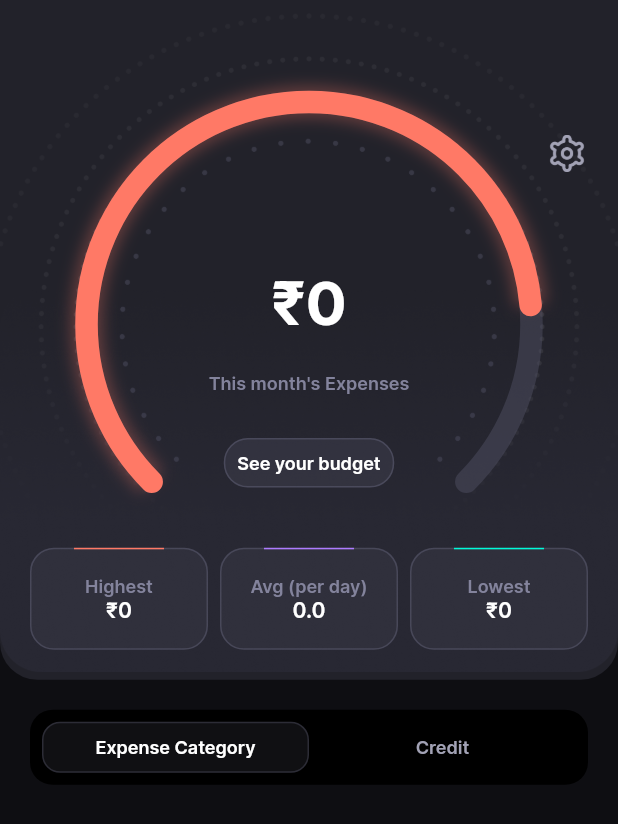
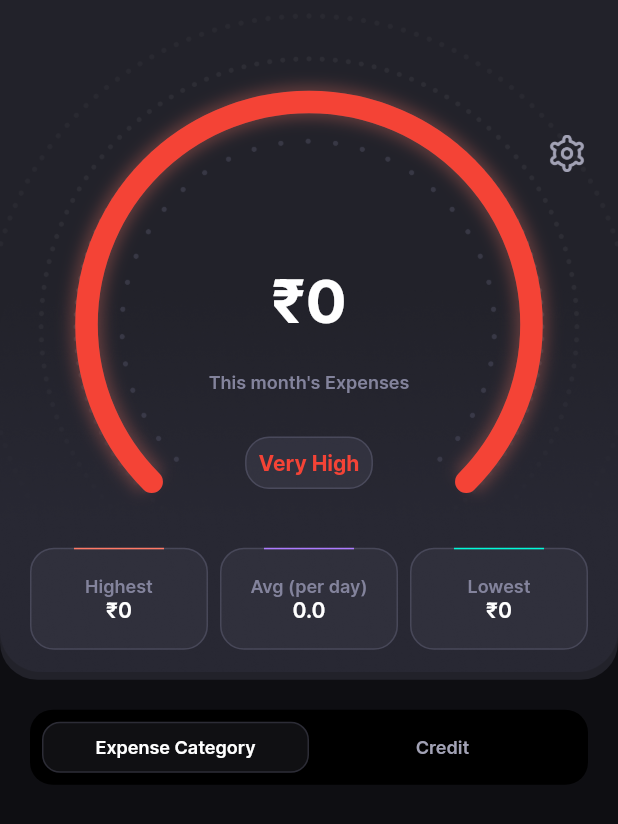
Before and after one commit to simonmhp/FinanceFlow, a Flutter app: the HomeView screen opened directly, after a tap on "Expense Category", on a phone screen of 412 x 824 dp. Shown: the top 824 px of the screen. Run offline on Flutter 3.47's test engine with Material 3 defaults, Android fonts, the phone set to English and light mode, and no system bars; our stand-ins replace carousel_slider, cloud_firestore, dotted_border, firebase_auth, firebase_core, fluttertoast and 2 more; accounts and stored records are empty.

Commit message:
HomeView custom arc fixed

```diff
--- a/lib/common_widget/custom_arc_painter.dart
+++ b/lib/common_widget/custom_arc_painter.dart
@@ -1,29 +1,70 @@
 import 'package:flutter/material.dart';
-import 'package:vector_math/vector_math.dart';
+import 'package:vector_math/vector_math.dart' as vm; // Added a prefix
 import '../common/color_extension.dart';
 
 class CustomArcPainter extends CustomPainter {
-
   final double start;
-  final double end;
+  final double end; // The end angle for the arc
   final double width;
   final double blurWidth;
 
-  CustomArcPainter({this.start = 0, this.end = 270, this.width = 15, this.blurWidth = 6});
+  CustomArcPainter({
+    this.start = 0,
+    this.end = 270, // This will correspond to the arc's angle
+    this.width = 15,
+    this.blurWidth = 6,
+  });
+
+  // Method to determine the gradient color based on the arc percentage
+  LinearGradient getGradientColor() {
+    // Convert 'end' (which is an angle) to a percentage
+    double percentage = (end / 270) * 100;
+
+    // Apply color based on the percentage value
+    if (percentage <= 20) {
+      return LinearGradient(
+        colors: [Colors.green, Colors.green],
+        begin: Alignment.topCenter,
+        end: Alignment.bottomCenter,
+      );
+    } else if (percentage <= 40) {
+      return LinearGradient(
+        colors: [Colors.green[800]!, Colors.green[800]!], // Dark Green
+        begin: Alignment.topCenter,
+        end: Alignment.bottomCenter,
+      );
+    } else if (percentage <= 60) {
+      return LinearGradient(
+        colors: [Colors.orange, Colors.orange],
+        begin: Alignment.topCenter,
+        end: Alignment.bottomCenter,
+      );
+    } else if (percentage <= 80) {
+      return LinearGradient(
+        colors: [Colors.red[200]!, Colors.red[200]!], // Light Red
+        begin: Alignment.topCenter,
+        end: Alignment.bottomCenter,
+      );
+    } else {
+      return LinearGradient(
+        colors: [Colors.red, Colors.red],
+        begin: Alignment.topCenter,
+        end: Alignment.bottomCenter,
+      );
+    }
+  }
 
   @override
   void paint(Canvas canvas, Size size) {
     var rect = Rect.fromCircle(
-        center: Offset(size.width / 2, size.height / 2),
-        radius: size.width / 2);
+      center: Offset(size.width / 2, size.height / 2),
+      radius: size.width / 2,
+    );
 
-    var gradientColor = LinearGradient(
-        colors: [TColor.secondary,  TColor.secondary],
-        begin: Alignment.topCenter,
-        end: Alignment.bottomCenter);
+    // Use the gradient color based on the arc percentage
+    var gradientColor = getGradientColor();
 
     Paint activePaint = Paint()..shader = gradientColor.createShader(rect);
-
     activePaint.style = PaintingStyle.stroke;
     activePaint.strokeWidth = width;
     activePaint.strokeCap = StrokeCap.round;
@@ -35,21 +76,26 @@ class CustomArcPainter extends CustomPainter {
     backgroundPaint.strokeCap = StrokeCap.round;
 
     Paint shadowPaint = Paint()
-        ..color = TColor.secondary.withOpacity(0.3)
-        ..style = PaintingStyle.stroke
-        ..strokeWidth = width + blurWidth
-        ..maskFilter = const MaskFilter.blur(BlurStyle.normal, 5);
+      ..color = TColor.secondary.withOpacity(0.3)
+      ..style = PaintingStyle.stroke
+      ..strokeWidth = width + blurWidth
+      ..maskFilter = const MaskFilter.blur(BlurStyle.normal, 5);
 
     var startVal = 135.0 + start;
 
-    canvas.drawArc(rect, radians(startVal) , radians(270), false, backgroundPaint);
+    // Draw the background arc (full 270 degrees)
+    canvas.drawArc(rect, vm.radians(startVal), vm.radians(270), false,
+        backgroundPaint); // Prefix for radians
 
-    //Draw Shadow Arc
+    // Draw the shadow arc
     Path path = Path();
-    path.addArc(rect, radians(startVal) , radians(end));
-    canvas.drawPath(path, shadowPaint );
+    path.addArc(
+        rect, vm.radians(startVal), vm.radians(end)); // Prefix for radians
+    canvas.drawPath(path, shadowPaint);
 
-    canvas.drawArc(rect, radians(startVal), radians(end), false, activePaint);
+    // Draw the active arc
+    canvas.drawArc(rect, vm.radians(startVal), vm.radians(end), false,
+        activePaint); // Prefix for radians
   }
 
   @override
--- a/lib/view/home/home_view.dart
+++ b/lib/view/home/home_view.dart
@@ -24,6 +24,38 @@ class _HomeViewState extends State<HomeView> {
   double highestExpense = 0.0;
   double lowestExpense = 0.0;
   double monthTotalExpense = 0.0; // Variable to hold the highest expense
+  double monthTotal = 0.0;
+  double percentage = 0.0;
+  double arcEndValue = 0.0;
+
+  Color getCategoryColor() {
+    if (percentage <= 20) {
+      return Colors.green;
+    } else if (percentage <= 40) {
+      return Colors.green[800]!; // Dark Green
+    } else if (percentage <= 60) {
+      return Colors.orange;
+    } else if (percentage <= 80) {
+      return Colors.red[200]!; // Light Red
+    } else {
+      return Colors.red;
+    }
+  }
+
+  // Function to determine category based on percentage
+  String getCategory() {
+    if (percentage <= 20) {
+      return "Super Low";
+    } else if (percentage <= 40) {
+      return "Low";
+    } else if (percentage <= 60) {
+      return "Moderate";
+    } else if (percentage <= 80) {
+      return "High";
+    } else {
+      return "Very High";
+    }
+  }
 
   @override
   void initState() {
@@ -37,7 +69,12 @@ class _HomeViewState extends State<HomeView> {
     // Fetch highest expense for the current month
     highestExpense = await dbHelper.getMonthHighestExpense();
     lowestExpense = await dbHelper.getMonthLowestExpense();
-    monthTotalExpense = await dbHelper.getMonthCreditTotalExpense();
+    monthTotalExpense = await dbHelper.getMonthDebitTotalExpense();
+    monthTotal = await dbHelper.getMonthTotal();
+    percentage = (monthTotalExpense * 100) / monthTotal;
+    percentage = percentage > 100 ? 100 : percentage;
+    arcEndValue = (percentage * 270) / 100;
+    arcEndValue = arcEndValue.clamp(0, 270);
 
     if (isSubscription) {
       List<Map<String, dynamic>> data = await dbHelper
@@ -86,7 +123,7 @@ class _HomeViewState extends State<HomeView> {
                         width: media.width * 0.72,
                         height: media.width * 0.72,
                         child: CustomPaint(
-                          painter: CustomArcPainter(end: 220),
+                          painter: CustomArcPainter(end: arcEndValue),
                         ),
                       ),
                       Padding(
@@ -140,7 +177,9 @@ class _HomeViewState extends State<HomeView> {
                       ),
                       SizedBox(height: media.width * 0.07),
                       InkWell(
-                        onTap: () {},
+                        onTap: () {
+                          // Handle the onTap action if needed
+                        },
                         child: Container(
                           padding: const EdgeInsets.all(8),
                           decoration: BoxDecoration(
@@ -151,11 +190,11 @@ class _HomeViewState extends State<HomeView> {
                             borderRadius: BorderRadius.circular(16),
                           ),
                           child: Text(
-                            "See your budget",
+                            getCategory(), // Use the category text
                             style: TextStyle(
-                              color: TColor.white,
-                              fontSize: 12,
-                              fontWeight: FontWeight.w600,
+                              color: getCategoryColor(), // Use category color
+                              fontSize: 14,
+                              fontWeight: FontWeight.w700,
                             ),
                           ),
                         ),
@@ -339,78 +378,4 @@ class _HomeViewState extends State<HomeView> {
       ),
     );
   }
-
-  // String formatIndianCurrency(double amount) {
-  //   // Convert the amount to an integer
-  //   int wholeAmount = amount.toInt();
-
-  //   // Convert to string and add ₹ symbol
-  //   String amountStr = '₹$wholeAmount';
-
-  //   // Split the string into whole and decimal parts
-  //   List<String> parts = amountStr.split('.');
-  //   String wholePart = parts[0];
-
-  //   // Apply Indian-style formatting
-  //   String formattedWholePart = '';
-  //   int length = wholePart.length;
-
-  //   // Insert commas for thousands, lakhs, and crores
-  //   for (int i = 0; i < length; i++) {
-  //     if (i > 0 && (length - i) % 3 == 0 && (length - i) != 3) {
-  //       formattedWholePart += ',';
-  //     }
-  //     formattedWholePart += wholePart[i];
-  //   }
-
-  //   return formattedWholePart;
-  // }
-
-  // String formatIndianCurrency(double amount) {
-  //   // Convert the amount to an integer
-  //   int wholeAmount = amount.toInt();
-
-  //   // Handle crore and lakh cases
-  //   if (wholeAmount >= 10000000) {
-  //     // 1 crore
-  //     double inCrores = wholeAmount / 10000000;
-  //     return '₹${inCrores.toStringAsFixed(2).replaceAll('.00', '')}Cr'; // Remove .00 if it's a whole number
-  //   } else if (wholeAmount >= 100000) {
-  //     // 1 lakh
-  //     double inLakhs = wholeAmount / 100000;
-  //     return '₹${inLakhs.toStringAsFixed(2).replaceAll('.00', '')}L'; // Remove .00 if it's a whole number
-  //   } else {
-  //     // Convert to string and add ₹ symbol
-  //     String amountStr = wholeAmount.toString();
-
-  //     // Apply Indian-style formatting for thousands
-  //     String formattedWholePart;
-
-  //     if (amountStr.length > 3) {
-  //       // Get last three digits
-  //       String lastThreeDigits = amountStr.substring(amountStr.length - 3);
-  //       String remainingDigits = amountStr.substring(0, amountStr.length - 3);
-
-  //       // Add commas in the remaining digits
-  //       if (remainingDigits.isNotEmpty) {
-  //         formattedWholePart = remainingDigits.replaceAllMapped(
-  //                 RegExp(r'(?<=\d)(?=(\d{2})+(?!\d))'), (Match m) => ',') +
-  //             ',' +
-  //             lastThreeDigits;
-  //       } else {
-  //         formattedWholePart = lastThreeDigits; // No remaining digits
-  //       }
-  //     } else {
-  //       formattedWholePart = amountStr; // Less than 1000, no formatting needed
-  //     }
-
-  //     return '₹$formattedWholePart'; // Return the formatted amount
-  //   }
-  // }
-
-  // int _getDaysInCurrentMonth() {
-  //   final now = DateTime.now();
-  //   // Using the next month's first day minus one day
-  //   return DateTime(now.year, now.month + 1, 0).day;
-  // }
 }
--- a/lib/view/sqflite/db_helper.dart
+++ b/lib/view/sqflite/db_helper.dart
@@ -122,6 +122,25 @@ class DatabaseHelper {
     return result.isNotEmpty ? result.first['maxAmount'] ?? 0.0 : 0.0;
   }
 
+  Future<double> getMonthTotal() async {
+    final db = await database;
+
+    // Get the current year and month
+    final DateTime now = DateTime.now();
+    final int year = now.year;
+    final int month = now.month;
+
+    final List<Map<String, dynamic>> result = await db.rawQuery('''
+    SELECT MAX(amount) AS maxAmount
+    FROM transactions
+    WHERE strftime('%Y', date) = ?
+      AND strftime('%m', date) = ?
+  ''', ['$year', '$month']); // Bind year and month as parameters
+
+    // Check if the result is not empty and return the max amount or 0
+    return result.isNotEmpty ? result.first['maxAmount'] ?? 0.0 : 0.0;
+  }
+
   Future<double> getMonthLowestExpense() async {
     final db = await database;
 
@@ -142,7 +161,7 @@ class DatabaseHelper {
     return result.isNotEmpty ? result.first['maxAmount'] ?? 0.0 : 0.0;
   }
 
-  Future<double> getMonthCreditTotalExpense() async {
+  Future<double> getMonthDebitTotalExpense() async {
     final db = await database;
 
     // Get the current year and month
```
